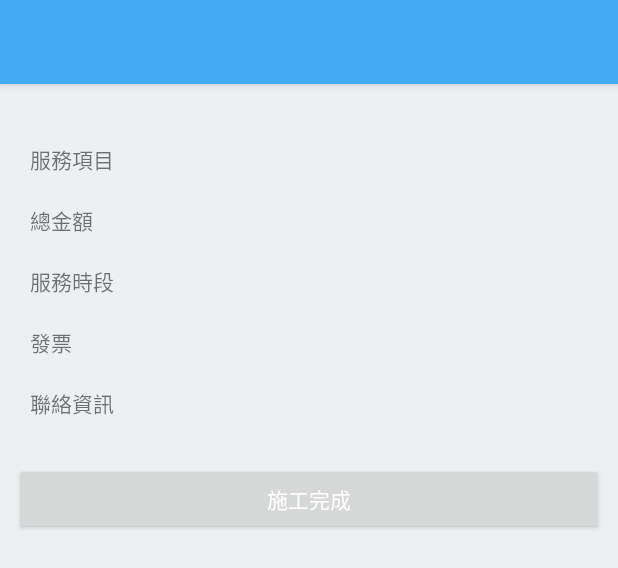
After one commit to starboxs/EC_Android, an Android app: the layout activity_project_detail.xml on its own in the app's theme, with its tools: preview values and no code run, on a phone screen of 412 x 824 dp. The commit adds this screen. Shown: the top 568 px of the screen. Run offline under Robolectric (Android 15) with nearby library versions, the phone set to English and light mode, and no system bars.

Commit message:
project detail

```diff
--- a/app/src/main/AndroidManifest.xml
+++ b/app/src/main/AndroidManifest.xml
@@ -19,7 +19,8 @@
         android:roundIcon="@mipmap/ic_launcher_round"
         android:supportsRtl="true"
         android:theme="@style/AppTheme">
-        <activity android:name=".MainActivity"
+        <activity
+            android:name=".MainActivity"
             android:screenOrientation="portrait">
             <intent-filter>
                 <action android:name="android.intent.action.MAIN" />
@@ -31,6 +32,7 @@
         <activity android:name=".service.serviceStep2Activity"></activity>
         <activity android:name=".service.serviceStep3Activity"></activity>
         <activity android:name=".service.serviceConfirmActivity"></activity>
+        <activity android:name=".member.projectDetailActivity"></activity>
 
     </application>
 
--- a/app/src/main/java/com/example/marco/ec_android/api/models/Project.java
+++ b/app/src/main/java/com/example/marco/ec_android/api/models/Project.java
@@ -3,6 +3,8 @@ package com.example.marco.ec_android.api.models;
 import com.google.gson.annotations.SerializedName;
 
 public class Project {
+
+    @SerializedName("pid")
     public String pId;
     public String name;
     public String unit;
@@ -24,6 +26,7 @@ public class Project {
     @SerializedName("statusName")
     public String statusName;
 
+    @SerializedName("invoice_type")
     public String invoiceType;
     public String amount;
 
--- a/app/src/main/java/com/example/marco/ec_android/member/memberCenterFragment.java
+++ b/app/src/main/java/com/example/marco/ec_android/member/memberCenterFragment.java
@@ -3,6 +3,7 @@ package com.example.marco.ec_android.member;
 import android.app.FragmentManager;
 import android.content.Context;
 import android.content.DialogInterface;
+import android.content.Intent;
 import android.os.Bundle;
 import android.support.v7.app.AlertDialog;
 import android.support.v7.widget.LinearLayoutManager;
@@ -145,7 +146,10 @@ public class memberCenterFragment extends RxFragment implements memberAdapter.On
 
     @Override
     public void onItemClick(int position) {
-
+        Intent i = new Intent();
+        i.setClass(memberCenterFragment.this.getActivity(), projectDetailActivity.class);
+        i.putExtra("ProjectId", mDatas.get(position).pId);
+        startActivity(i);
     }
 
     public interface OnFragmentInteractionListener {
--- /dev/null
+++ b/app/src/main/res/layout/activity_project_detail.xml
@@ -0,0 +1,128 @@
+<?xml version="1.0" encoding="utf-8"?>
+<LinearLayout xmlns:android="http://schemas.android.com/apk/res/android"
+    android:layout_width="match_parent"
+    android:layout_height="match_parent"
+    android:orientation="vertical">
+
+    <android.support.design.widget.AppBarLayout
+        android:layout_width="match_parent"
+        android:layout_height="wrap_content"
+        android:layout_alignParentTop="true">
+
+        <android.support.v7.widget.Toolbar xmlns:app="http://schemas.android.com/apk/res-auto"
+            android:id="@+id/toolbar"
+            android:layout_width="match_parent"
+            android:layout_height="56dp"
+            android:background="?attr/colorPrimary"
+            android:elevation="8dp"
+            android:fitsSystemWindows="true"
+            android:minHeight="?attr/actionBarSize"
+            app:popupTheme="@style/ThemeOverlay.AppCompat.Light"
+            app:theme="@style/ThemeOverlay.AppCompat.Dark.ActionBar" />
+    </android.support.design.widget.AppBarLayout>
+
+    <ScrollView
+        android:id="@+id/indexScrollview"
+        android:layout_width="match_parent"
+        android:layout_height="match_parent">
+
+        <LinearLayout
+            android:layout_width="match_parent"
+            android:layout_height="wrap_content"
+            android:orientation="vertical"
+            android:padding="10dp">
+
+            <LinearLayout
+                android:layout_width="match_parent"
+                android:layout_height="wrap_content"
+                android:orientation="vertical">
+
+                <TextView
+                    android:id="@+id/tvDesc"
+                    android:layout_width="match_parent"
+                    android:layout_height="wrap_content"
+                    android:text="" />
+            </LinearLayout>
+
+            <LinearLayout
+                android:layout_width="match_parent"
+                android:layout_height="wrap_content"
+                android:orientation="vertical"
+                android:padding="10dp">
+
+                <LinearLayout
+                    android:layout_width="match_parent"
+                    android:layout_height="match_parent"
+                    android:orientation="vertical">
+
+                    <TextView
+                        android:id="@+id/tvTitile1"
+                        android:layout_width="match_parent"
+                        android:layout_height="wrap_content"
+                        android:text="服務項目" />
+
+                    <TextView
+                        android:id="@+id/tvServiceType"
+                        android:layout_width="match_parent"
+                        android:layout_height="wrap_content"
+                        android:text="" />
+
+                    <TextView
+                        android:id="@+id/tvTitle2"
+                        android:layout_width="match_parent"
+                        android:layout_height="wrap_content"
+                        android:text="總金額" />
+
+                    <TextView
+                        android:id="@+id/tvAmount"
+                        android:layout_width="match_parent"
+                        android:layout_height="wrap_content"
+                        android:text="" />
+
+
+                    <TextView
+                        android:id="@+id/tvTitle4"
+                        android:layout_width="match_parent"
+                        android:layout_height="wrap_content"
+                        android:text="服務時段" />
+
+                    <TextView
+                        android:id="@+id/tvServiceTimeType"
+                        android:layout_width="match_parent"
+                        android:layout_height="wrap_content"
+                        android:text="" />
+
+                    <TextView
+                        android:id="@+id/tvTitle5"
+                        android:layout_width="match_parent"
+                        android:layout_height="wrap_content"
+                        android:text="發票" />
+
+                    <TextView
+                        android:id="@+id/tvInvoice"
+                        android:layout_width="match_parent"
+                        android:layout_height="wrap_content"
+                        android:text="" />
+
+                    <TextView
+                        android:id="@+id/tvTitle3"
+                        android:layout_width="match_parent"
+                        android:layout_height="wrap_content"
+                        android:text="聯絡資訊" />
+
+                    <TextView
+                        android:id="@+id/tvUser"
+                        android:layout_width="match_parent"
+                        android:layout_height="wrap_content"
+                        android:text="" />
+                </LinearLayout>
+            </LinearLayout>
+
+            <Button
+                android:id="@+id/btnNext"
+                android:layout_width="match_parent"
+                android:layout_height="wrap_content"
+                android:text="施工完成" />
+        </LinearLayout>
+    </ScrollView>
+</LinearLayout>
```
Also changed, not shown: app/src/main/java/com/example/marco/ec_android/adapter/memberAdapter.java (+10 -1 lines), app/src/main/java/com/example/marco/ec_android/api/ApiInterface.java (+8 -0 lines), app/src/main/java/com/example/marco/ec_android/member/projectDetailActivity.java (added, +235 -0 lines).
